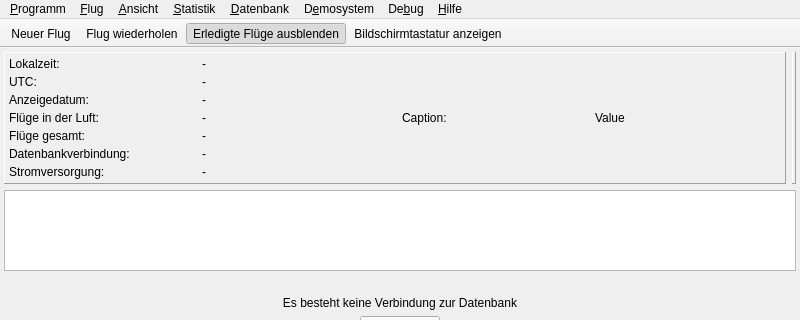
First picture: the form in src/gui/windows/MainWindow.ui, repository startkladde/startkladde, before the edit; both pictures show x 0 to 800 and y 0 to 320 of the 800 by 600 pixel window.
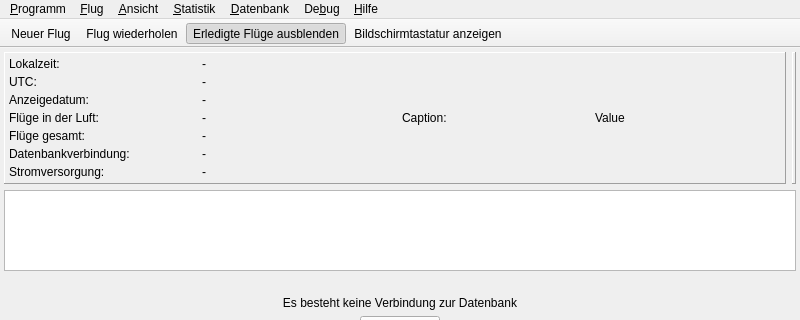
Second picture: the form after the edit. Icons and pictures are not drawn. Custom widgets are drawn as their Qt base class.

Commit message: Removed demosystem code Checked return values of kvkbd system calls

```diff
--- a/src/gui/windows/MainWindow.ui
+++ b/src/gui/windows/MainWindow.ui
@@ -455,18 +455,11 @@
     <addaction name="actionInfo"/>
     <addaction name="actionNetworkDiagnostics"/>
    </widget>
-   <widget class="QMenu" name="menuDemosystem">
-    <property name="title">
-     <string>D&amp;emosystem</string>
-    </property>
-    <addaction name="actionWebinterface"/>
-   </widget>
    <addaction name="menuProgram"/>
    <addaction name="menuFlight"/>
    <addaction name="menuView"/>
    <addaction name="menuStatistics"/>
    <addaction name="menuDatabase"/>
-   <addaction name="menuDemosystem"/>
    <addaction name="menuDebug"/>
    <addaction name="menuHelp"/>
   </widget>
```
The commit also changes 4 other files.
